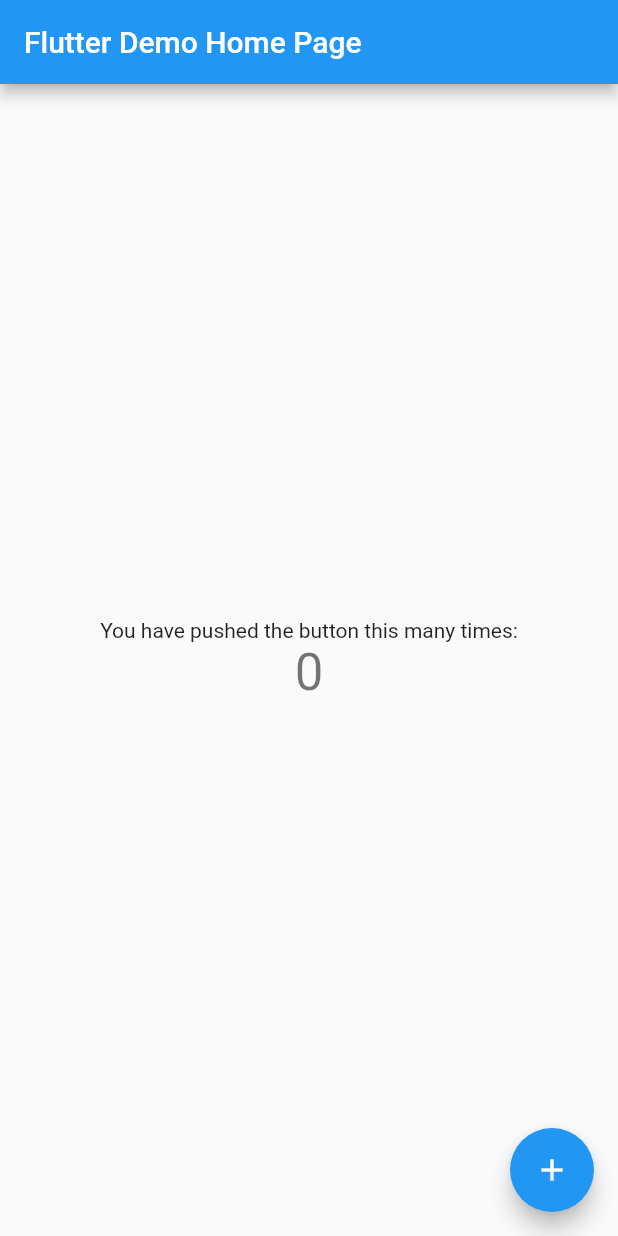
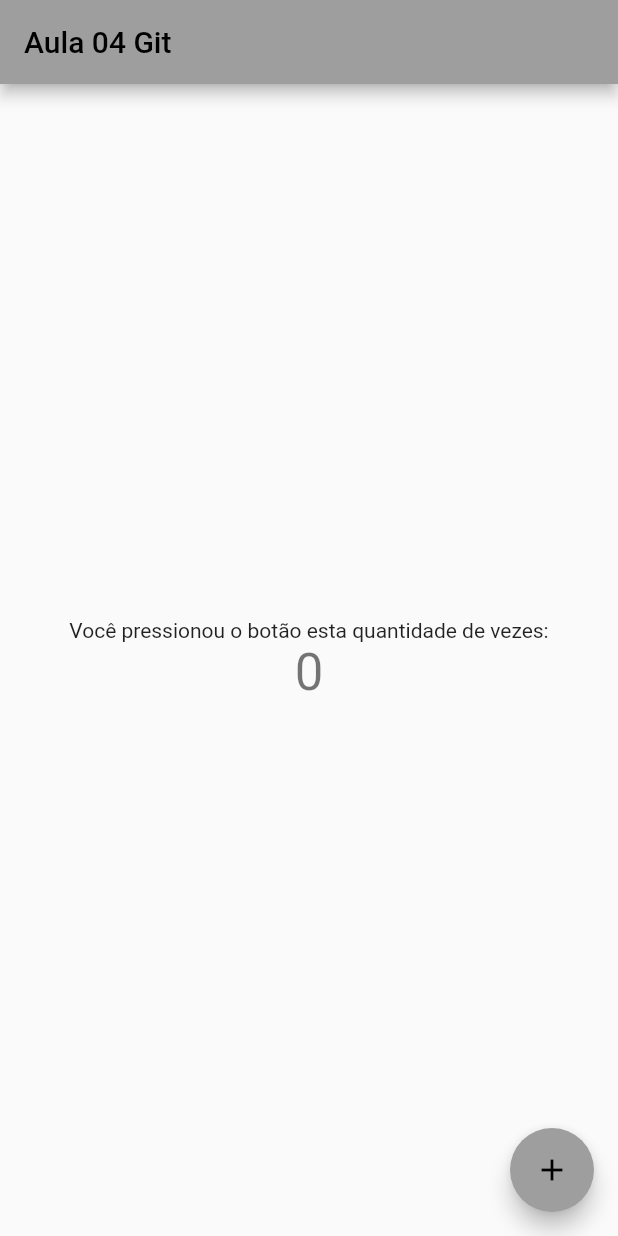
Before and after one commit to wilmarv/C214_Engenharia_de_Software, a Flutter app: the screen it shows after launch, on a phone screen of 412 x 824 dp. Run offline on Flutter 3.47's test engine with Material 2 defaults, Android fonts, the light colour scheme and no system bars.

Commit message:
Trocar a cor primario do projeto para cinza e o tilulo traduz frase da tela inicial.

```diff
--- a/lib/main.dart
+++ b/lib/main.dart
@@ -11,7 +11,7 @@
   @override
   Widget build(BuildContext context) {
     return MaterialApp(
-      title: 'Flutter Demo',
+      title: 'Aula  04 Git',
       theme: ThemeData(
         // This is the theme of your application.
         //
@@ -22,9 +22,9 @@
         // or simply save your changes to "hot reload" in a Flutter IDE).
         // Notice that the counter didn't reset back to zero; the application
         // is not restarted.
-        primarySwatch: Colors.blue,
+        primarySwatch: Colors.grey,
       ),
-      home: const MyHomePage(title: 'Flutter Demo Home Page'),
+      home: const MyHomePage(title: 'Aula 04 Git'),
     );
   }
 }
@@ -96,7 +96,7 @@
           mainAxisAlignment: MainAxisAlignment.center,
           children: <Widget>[
             const Text(
-              'You have pushed the button this many times:',
+              "Você pressionou o botão esta quantidade de vezes:",
             ),
             Text(
               '$_counter',
```
